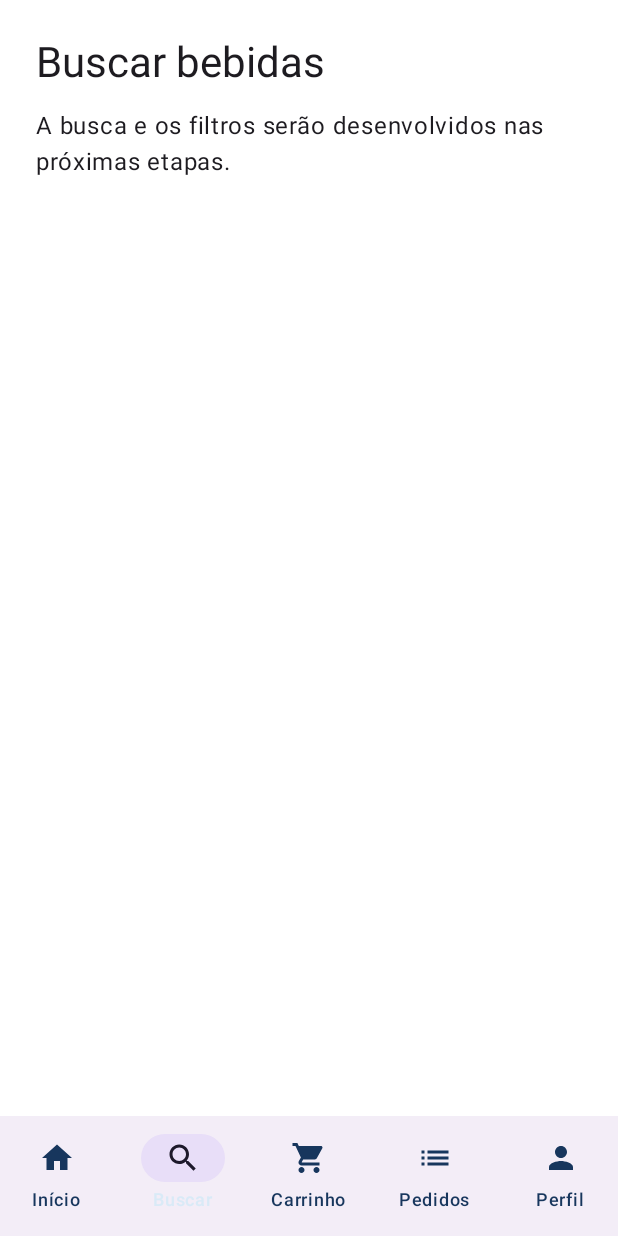
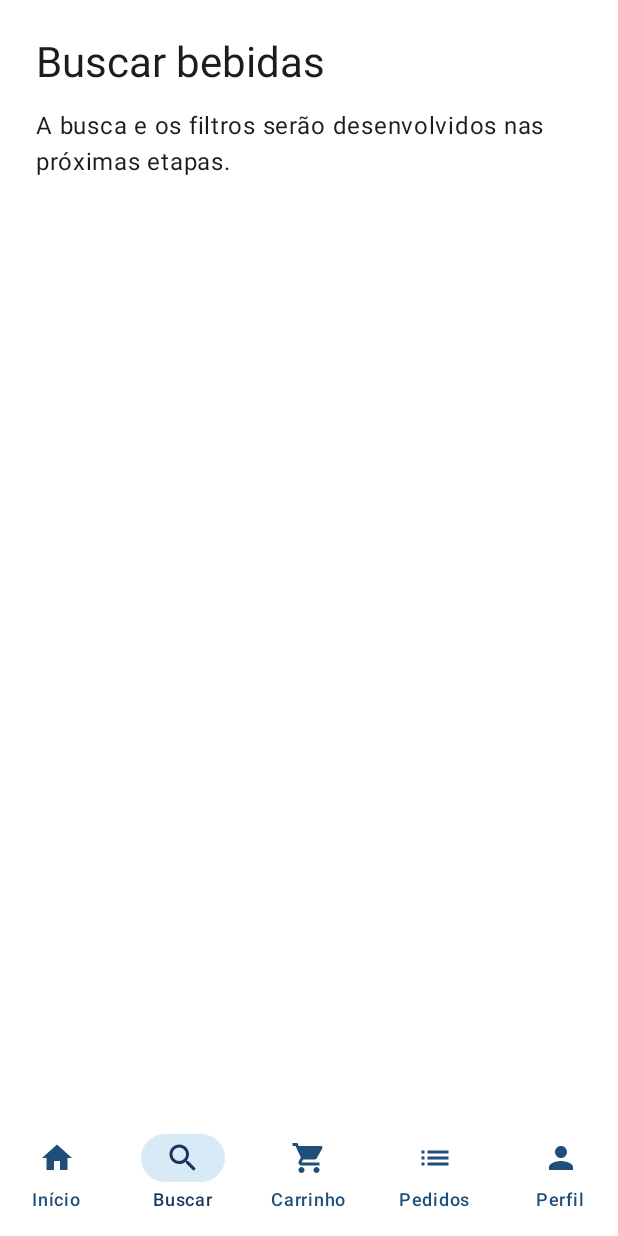
Before and after one commit to Pedro-hxm/App_Bebida_Ja, an Android app built with Jetpack Compose: the search screen opened through its navigation route, on a phone screen of 412 x 824 dp. Run offline under Robolectric (Android 15) with nearby library versions, the phone set to English and light mode, and no system bars; our stand-ins replace Firebase (no records; nobody signed in at launch, a user with empty details on screens opened directly).

Commit message:
fix(ui): melhorar contraste da navegacao inferior

```diff
--- a/app/src/main/java/br/com/bebidaja/ui/navigation/NavegacaoAplicativo.kt
+++ b/app/src/main/java/br/com/bebidaja/ui/navigation/NavegacaoAplicativo.kt
@@ -10,6 +10,7 @@ import androidx.compose.material.icons.filled.ShoppingCart
 import androidx.compose.material3.Icon
 import androidx.compose.material3.NavigationBar
 import androidx.compose.material3.NavigationBarItem
+import androidx.compose.material3.NavigationBarItemDefaults
 import androidx.compose.material3.Scaffold
 import androidx.compose.material3.Text
 import androidx.compose.runtime.Composable
@@ -20,6 +21,7 @@ import androidx.compose.runtime.saveable.rememberSaveable
 import androidx.compose.runtime.setValue
 import com.google.firebase.auth.FirebaseAuth
 import androidx.compose.ui.Modifier
+import androidx.compose.ui.unit.dp
 import androidx.navigation.NavHostController
 import androidx.navigation.compose.NavHost
 import androidx.navigation.compose.composable
@@ -44,6 +46,10 @@ import br.com.bebidaja.ui.screens.TelaCarrinho
 import br.com.bebidaja.ui.screens.TelaEnderecoEntrega
 import br.com.bebidaja.ui.screens.TelaCheckout
 import br.com.bebidaja.ui.screens.TelaComprovante
+import br.com.bebidaja.ui.theme.AzulClaro
+import br.com.bebidaja.ui.theme.AzulEscuro
+import br.com.bebidaja.ui.theme.AzulMedio
+import br.com.bebidaja.ui.theme.Branco
 
 private data class AppTab(
     val route: String,
@@ -102,13 +108,20 @@ fun NavegacaoAplicativo(firebaseDisponivel: Boolean) {
     Scaffold(
         bottomBar = {
             if (tabs.any { it.route == currentRoute }) {
-                NavigationBar {
+                NavigationBar(containerColor = Branco, tonalElevation = 0.dp) {
                     tabs.forEach { tab ->
                         NavigationBarItem(
                             selected = currentRoute == tab.route,
                             onClick = { navController.openTab(tab.route) },
                             icon = { Icon(tab.icon, contentDescription = tab.label) },
-                            label = { Text(tab.label) }
+                            label = { Text(tab.label) },
+                            colors = NavigationBarItemDefaults.colors(
+                                selectedIconColor = AzulEscuro,
+                                selectedTextColor = AzulEscuro,
+                                indicatorColor = AzulClaro,
+                                unselectedIconColor = AzulMedio,
+                                unselectedTextColor = AzulMedio
+                            )
                         )
                     }
                 }
```
